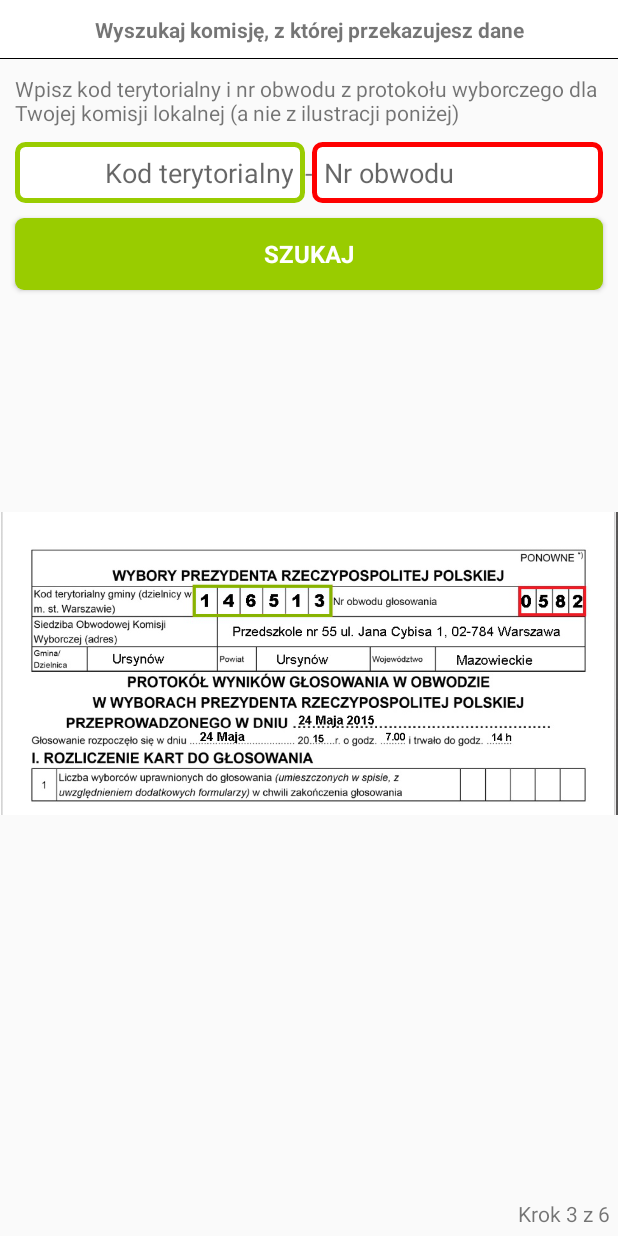
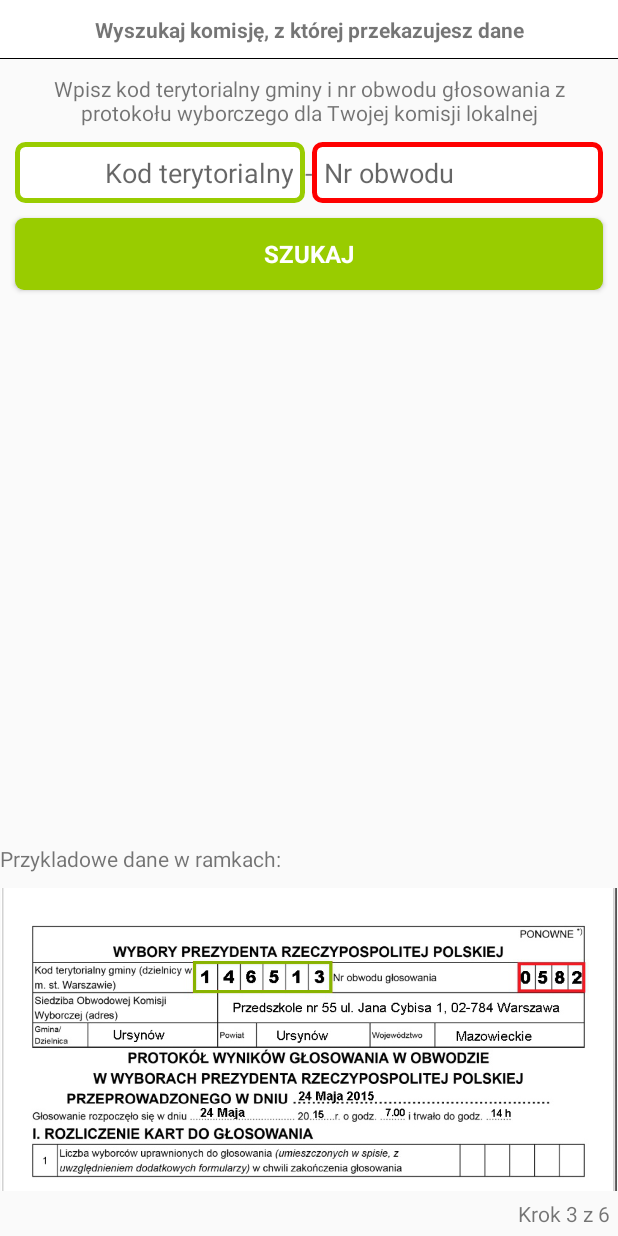
Before and after one commit to OpenPKW-Mobile/Android, an Android app: the FilterCommissionsFragment screen opened directly, with no data from a screen before it, on a phone screen of 412 x 824 dp. Run offline under Robolectric (Android 15) with nearby library versions, the phone set to English and light mode, and no system bars.

Commit message:
Some fixes

```diff
--- a/app/src/main/res/layout/fragment_filter_commissions.xml
+++ b/app/src/main/res/layout/fragment_filter_commissions.xml
@@ -20,6 +20,7 @@
         android:layout_width="match_parent"
         android:layout_height="wrap_content"
         android:text="@string/filter.commissions.label"
+        android:gravity="center_vertical|center_horizontal"
         android:padding="10dp" />
 
     <LinearLayout
@@ -82,10 +83,20 @@
         android:layout_width="match_parent"
         android:layout_height="match_parent">
 
+        <TextView
+                android:layout_width="match_parent"
+                android:layout_height="wrap_content"
+                android:text="@string/filter.commissions.example.label"
+                android:paddingBottom="10dp"
+                android:layout_above="@+id/fragment_filter_commissions_protocol_image" />
+
         <ImageView
+            android:id="@+id/fragment_filter_commissions_protocol_image"
             android:layout_width="match_parent"
             android:layout_height="wrap_content"
-            android:src="@drawable/protokol_wyborczy"/>
+            android:adjustViewBounds="true"
+            android:src="@drawable/protokol_wyborczy"
+            android:layout_above="@+id/step"/>
 
         <TextView
             android:text="u@string/general.step"
--- a/app/src/main/res/values/strings.xml
+++ b/app/src/main/res/values/strings.xml
@@ -20,7 +20,7 @@
     <string name="register.buttonlabel.register">Zarejestruj</string>
     <string name="register.fill.all.fields">Wypełnij wszystkie pola</string>
     <string name="register.email.exists">Podany adres e-mail już istnieje w naszej bazie</string>
-    <string name="register.ok">Rejestracja przebiegła prawidłowo, na podany adres e-mail zostanie wysłana informacja z dalszymi krokami</string>
+    <string name="register.ok">Rejestracja przebiegła prawidłowo, na podany adres e-mail w dniu 24.05.2015 ok godziny 18:00 zostanie wysłana informacja z dalszymi krokami</string>
     <string name="global.search">Szukaj</string>
     <string name="login.label.newaccount">Nowy użytkownik</string>
     <string name="login.label.fpassword">Nie pamiętasz hasła?</string>
@@ -40,7 +40,8 @@
     <string name="internal.server.error">Wystąpił błąd</string>
     <string name="login.error.nointernetconnection">Brak połączenia internetowego!\nSprawdź swoje ustawienia sieciowe</string>
     <string name="filter.commissions.label.top">Wyszukaj komisję, z której przekazujesz dane</string>
-    <string name="filter.commissions.label">Wpisz kod terytorialny i nr obwodu z protokołu wyborczego dla Twojej komisji lokalnej (a nie z ilustracji poniżej)</string>
+    <string name="filter.commissions.label">Wpisz kod terytorialny gminy i nr obwodu głosowania z protokołu wyborczego dla Twojej komisji lokalnej</string>
+    <string name="filter.commissions.example.label">Przykladowe dane w ramkach:</string>
     <string name="filter.commissions.edittext.teritorial.code">Kod terytorialny</string>
     <string name="filter.commissions.edittext.commission.number">Nr obwodu</string>
     <string name="filter.commissions.edittext.no.teritorial.code">Wprowadź kod terytorialny</string>
```
Also changed, not shown: app/src/main/java/pl/openpkw/openpkwmobile/fragments/TakePhotoFragment.java (+0 -7 lines).
